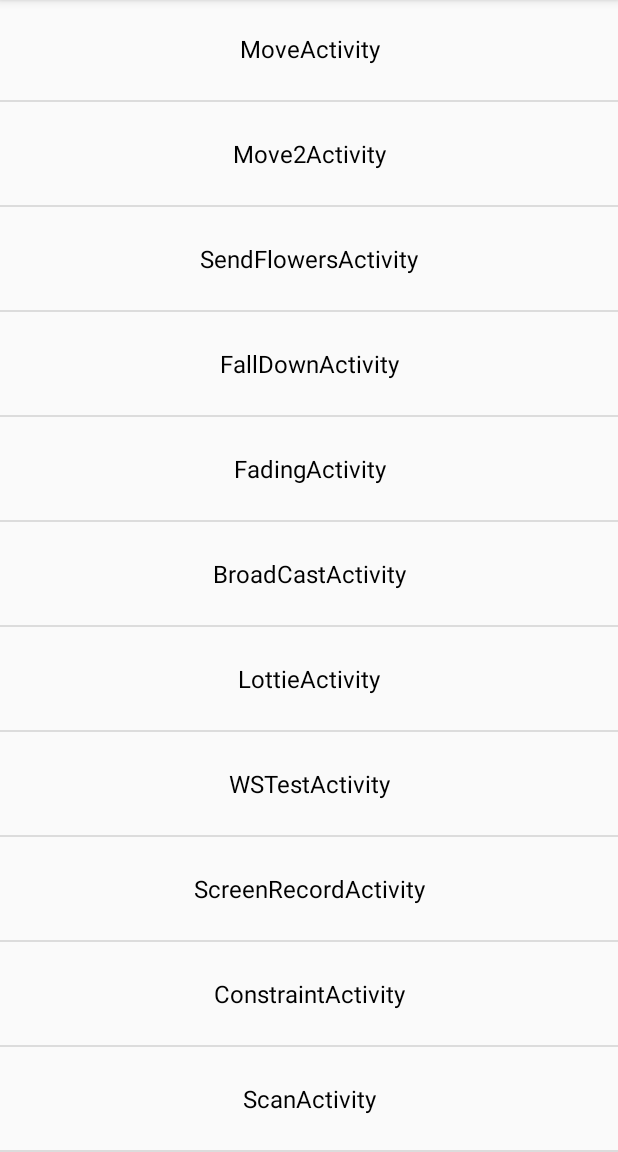
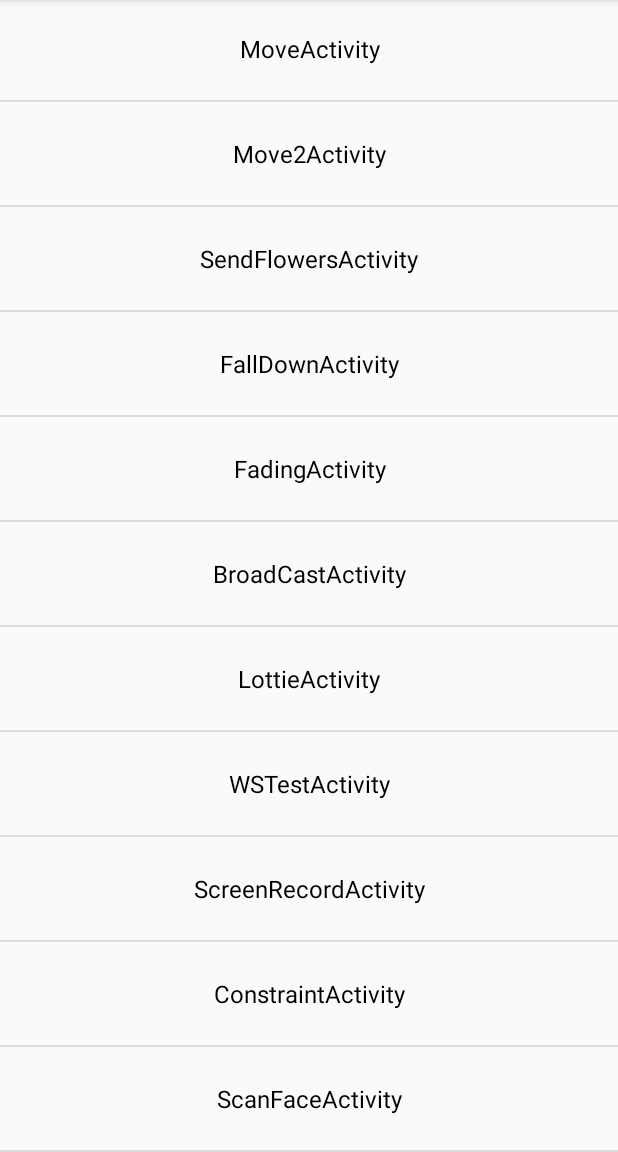
Before and after one commit to FreeSunny/Amazing, an Android app: the screen it shows after launch (EnterActivity), scrolled down 142 dp, on a phone screen of 412 x 824 dp, the part 84-1236 px from its top. Run offline under Robolectric (Android 15) with nearby library versions, the phone set to English and light mode, and no system bars.

Commit message:
modify readme

```diff
--- a/app/src/main/AndroidManifest.xml
+++ b/app/src/main/AndroidManifest.xml
@@ -58,7 +58,7 @@
             android:theme="@style/FullScreen">
         </activity>
         <activity
-            android:name="com.demo.example.activity.ScanActivity"
+            android:name="com.demo.example.activity.ScanFaceActivity"
             android:screenOrientation="portrait"
             android:theme="@style/FullScreen">
         </activity>
--- a/app/src/main/java/com/demo/example/activity/EnterActivity.java
+++ b/app/src/main/java/com/demo/example/activity/EnterActivity.java
@@ -70,7 +70,7 @@
         list.add(new EnterData("WSTestActivity", WSTestActivity.class));
         list.add(new EnterData("ScreenRecordActivity", ScreenRecordActivity.class));
         list.add(new EnterData("ConstraintActivity", ConstraintActivity.class));
-        list.add(new EnterData("ScanActivity", ScanActivity.class));
+        list.add(new EnterData("ScanFaceActivity", ScanFaceActivity.class));
     }
 
 }
--- a/app/src/main/java/com/demo/example/activity/ScanActivity.java
+++ b/app/src/main/java/com/demo/example/activity/ScanFaceActivity.java
@@ -12,11 +12,11 @@
  * Created by hzsunyj on 2017/9/26.
  */
 
-public class ScanActivity extends Activity {
+public class ScanFaceActivity extends Activity {
 
     public static void start(Context context) {
         Intent intent = new Intent();
-        intent.setClass(context, ScanActivity.class);
+        intent.setClass(context, ScanFaceActivity.class);
         context.startActivity(intent);
     }
 
```
Also changed, not shown: 1 other file.
